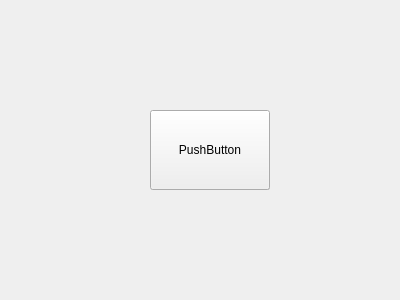
Old version of the form src/form.ui in the repository cultsauce/ICP-pacman.
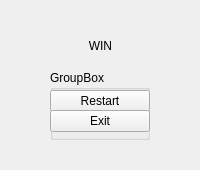
New version of the form.

Commit message: Added victory window

Diff of the .ui file:
```diff
--- a/src/form.ui
+++ b/src/form.ui
@@ -9,8 +9,8 @@
    <rect>
     <x>0</x>
     <y>0</y>
-    <width>400</width>
-    <height>300</height>
+    <width>200</width>
+    <height>170</height>
    </rect>
   </property>
   <property name="windowTitle">
@@ -28,10 +28,10 @@
   <widget class="QGroupBox" name="groupBox">
    <property name="geometry">
     <rect>
-     <x>150</x>
-     <y>110</y>
-     <width>120</width>
-     <height>80</height>
+     <x>50</x>
+     <y>70</y>
+     <width>100</width>
+     <height>70</height>
     </rect>
    </property>
    <property name="title">
@@ -41,15 +41,53 @@
     <property name="geometry">
      <rect>
       <x>0</x>
-      <y>0</y>
-      <width>120</width>
-      <height>80</height>
+      <y>20</y>
+      <width>100</width>
+      <height>22</height>
      </rect>
     </property>
     <property name="text">
-     <string>PushButton</string>
+     <string>Restart</string>
     </property>
    </widget>
+   <widget class="QPushButton" name="pushButton_2">
+    <property name="geometry">
+     <rect>
+      <x>0</x>
+      <y>40</y>
+      <width>100</width>
+      <height>22</height>
+     </rect>
+    </property>
+    <property name="text">
+     <string>Exit</string>
+    </property>
+   </widget>
+  </widget>
+  <widget class="QLabel" name="label">
+   <property name="geometry">
+    <rect>
+     <x>50</x>
+     <y>30</y>
+     <width>101</width>
+     <height>31</height>
+    </rect>
+   </property>
+   <property name="text">
+    <string>WIN</string>
+   </property>
+   <property name="textFormat">
+    <enum>Qt::PlainText</enum>
+   </property>
+   <property name="scaledContents">
+    <bool>false</bool>
+   </property>
+   <property name="alignment">
+    <set>Qt::AlignCenter</set>
+   </property>
+   <property name="indent">
+    <number>0</number>
+   </property>
   </widget>
  </widget>
  <resources/>
```
The commit also changes 5 other files.
